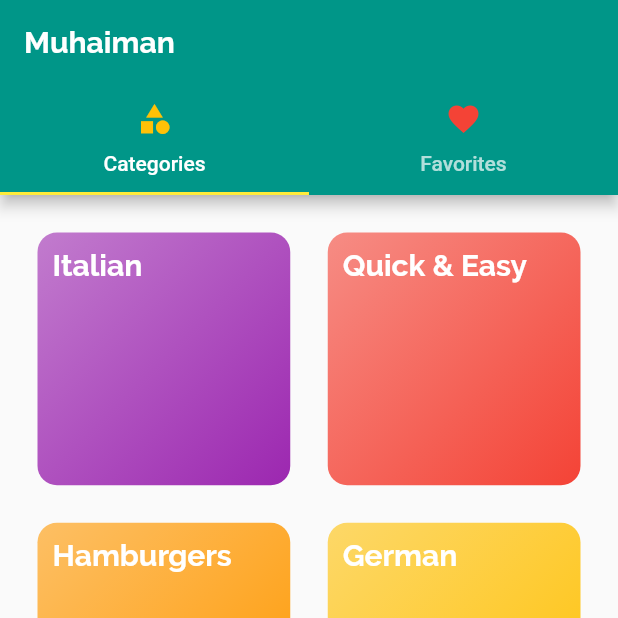
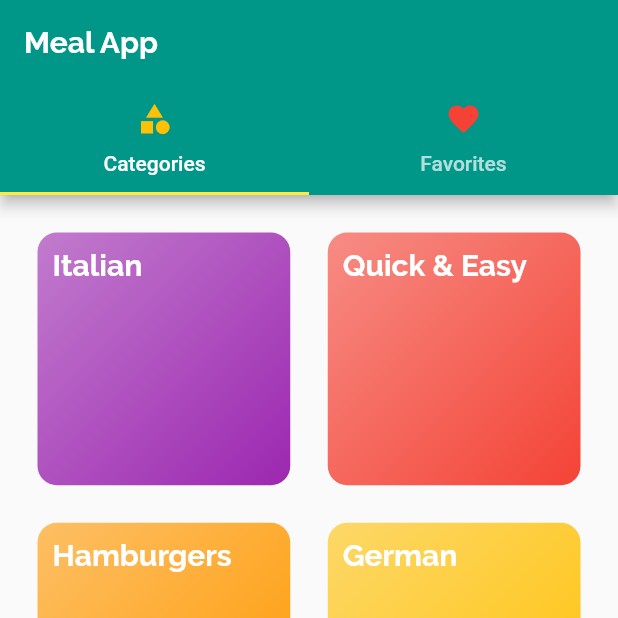
Before and after one commit to Wasim-Zaman/meal_application_using_flutter, a Flutter app: the screen it shows after launch, on a phone screen of 412 x 824 dp, the top half of it. Run offline on Flutter 3.47's test engine with Material 2 defaults, Android fonts, the phone set to English and light mode, and no system bars.

Commit message:
title text changed

```diff
--- a/lib/screens/tabs_screen.dart
+++ b/lib/screens/tabs_screen.dart
@@ -17,8 +17,10 @@ class _TabScreenState extends State<TabScreen> {
       length: 2,
       child: Scaffold(
         appBar: AppBar(
-          title: const Text('Muhaiman'),
+          title: const Text('Meal App'),
           bottom: const TabBar(
+            // isScrollable: true,
+
             tabs: [
               Tab(
                 icon: Icon(
```
